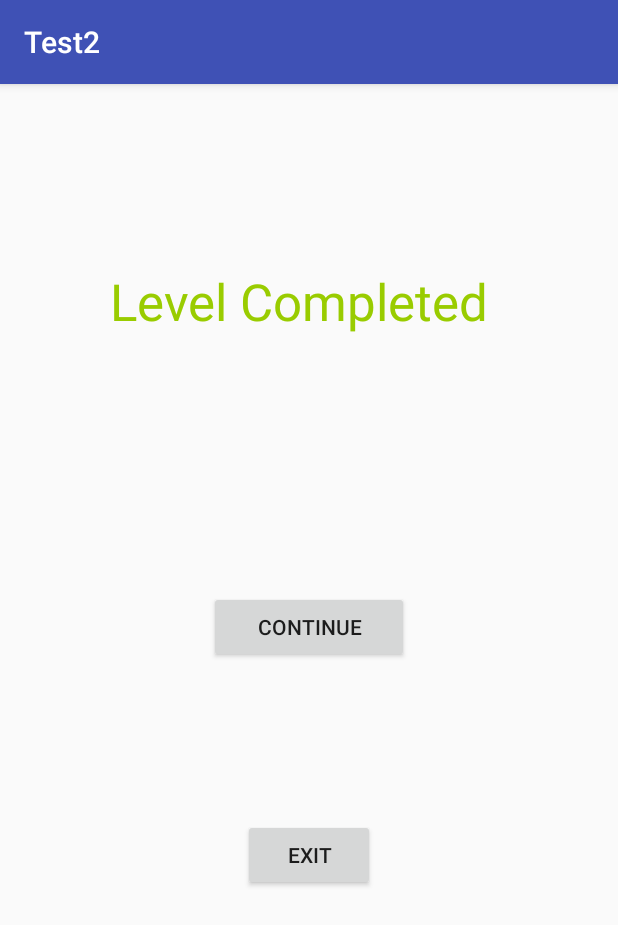
After one commit to SigitasAmbrozaitis/Android, an Android app: the ContinueActivity screen opened directly, with no data from a screen before it, on a phone screen of 412 x 824 dp. The commit adds this screen. Shown: the top 925 px of the screen. Run offline under Robolectric (Android 15) with nearby library versions, the phone set to English and light mode, and no system bars.

Commit message:
implemented Loose and Continue screens, fixed player movement glitch

```diff
--- a/Test2/app/src/main/AndroidManifest.xml
+++ b/Test2/app/src/main/AndroidManifest.xml
@@ -16,7 +16,9 @@
                 <category android:name="android.intent.category.LAUNCHER" />
             </intent-filter>
         </activity>
-        <activity android:name=".GameActivity"></activity>
+        <activity android:name=".GameActivity" />
+        <activity android:name=".LooseActivity" />
+        <activity android:name=".ContinueActivity"></activity>
     </application>
 
 </manifest>
--- /dev/null
+++ b/Test2/app/src/main/java/com/example/sigit/test2/ContinueActivity.java
@@ -0,0 +1,42 @@
+package com.example.sigit.test2;
+
+import android.content.Intent;
+import android.support.v7.app.AppCompatActivity;
+import android.os.Bundle;
+import android.view.View;
+import android.widget.Button;
+
+public class ContinueActivity extends AppCompatActivity {
+
+    @Override
+    protected void onCreate(Bundle savedInstanceState) {
+        super.onCreate(savedInstanceState);
+        setContentView(R.layout.activity_continue);
+
+
+        final Button ContinueButton = findViewById(R.id.ContinueButton);
+        ContinueButton.setOnClickListener(new View.OnClickListener()
+        {
+            public void onClick(View v)
+            {
+                Intent GameIntent = new Intent(ContinueActivity.this, GameActivity.class);
+                startActivity(GameIntent);
+
+                android.os.Process.killProcess(android.os.Process.myPid());
+                System.exit(1);
+            }
+        });
+
+        final Button ExitButton = findViewById(R.id.ExitButton);
+        ExitButton.setOnClickListener(new View.OnClickListener()
+        {
+            public void onClick(View v)
+            {
+                moveTaskToBack(true);
+                android.os.Process.killProcess(android.os.Process.myPid());
+                System.exit(1);
+            }
+        });
+
+    }
+}
--- a/Test2/app/src/main/java/com/example/sigit/test2/GamePlayer.java
+++ b/Test2/app/src/main/java/com/example/sigit/test2/GamePlayer.java
@@ -70,8 +70,8 @@ public class GamePlayer implements GameObject {
         for(int i=0; i<speed; ++i)
         {
             if(rectangle.centerX()==point.x){break;}
-            if(point.x-rectangle.width()/2 < 0) { point.x = rectangle.width()/2; }                      //TODO fix gliching
-            if(point.x+rectangle.width()/2 > winSize.x) {point.x = winSize.x - rectangle.width()/2;}    //TODO fix gliching
+            if(point.x-rectangle.width()/2 < 0) { point.x = rectangle.width()/2; break;}
+            if(point.x+rectangle.width()/2 > winSize.x) {point.x = winSize.x - rectangle.width()/2; break;}
 
             Point centerPoint = new Point(rectangle.centerX()+((int)vector.getX()), rectangle.centerY());
             rectangle.set(  centerPoint.x - rectangle.width()/2 ,point.y - rectangle.height()/2, centerPoint.x +rectangle.width()/2 ,point.y + rectangle.height()/2);
--- /dev/null
+++ b/Test2/app/src/main/res/layout/activity_continue.xml
@@ -0,0 +1,58 @@
+<?xml version="1.0" encoding="utf-8"?>
+<android.support.constraint.ConstraintLayout xmlns:android="http://schemas.android.com/apk/res/android"
+    xmlns:app="http://schemas.android.com/apk/res-auto"
+    xmlns:tools="http://schemas.android.com/tools"
+    android:layout_width="match_parent"
+    android:layout_height="match_parent"
+    tools:context=".ContinueActivity">
+
+    <Button
+        android:id="@+id/ContinueButton"
+        android:layout_width="133dp"
+        android:layout_height="48dp"
+        android:layout_marginBottom="40dp"
+        android:layout_marginEnd="130dp"
+        android:layout_marginLeft="130dp"
+        android:layout_marginRight="130dp"
+        android:layout_marginStart="130dp"
+        android:layout_marginTop="50dp"
+        android:text="Continue"
+        app:layout_constraintBottom_toTopOf="@+id/ExitButton"
+        app:layout_constraintEnd_toEndOf="parent"
+        app:layout_constraintStart_toStartOf="parent"
+        app:layout_constraintTop_toBottomOf="@+id/textView" />
+
+    <Button
+        android:id="@+id/ExitButton"
+        android:layout_width="88dp"
+        android:layout_height="48dp"
+        android:layout_marginBottom="176dp"
+        android:layout_marginEnd="148dp"
+        android:layout_marginLeft="148dp"
+        android:layout_marginRight="148dp"
+        android:layout_marginStart="148dp"
+        android:layout_marginTop="10dp"
+        android:text="Exit"
+        app:layout_constraintBottom_toBottomOf="parent"
+        app:layout_constraintEnd_toEndOf="parent"
+        app:layout_constraintStart_toStartOf="parent"
+        app:layout_constraintTop_toBottomOf="@+id/ContinueButton" />
+
+    <TextView
+        android:id="@+id/textView"
+        android:layout_width="286dp"
+        android:layout_height="70dp"
+        android:layout_marginBottom="41dp"
+        android:layout_marginEnd="39dp"
+        android:layout_marginLeft="59dp"
+        android:layout_marginRight="39dp"
+        android:layout_marginStart="59dp"
+        android:layout_marginTop="68dp"
+        android:text="Level Completed"
+        android:textAppearance="@style/TextAppearance.AppCompat.Display1"
+        android:textColor="@android:color/holo_green_light"
+        app:layout_constraintBottom_toTopOf="@+id/ContinueButton"
+        app:layout_constraintEnd_toEndOf="parent"
+        app:layout_constraintStart_toStartOf="parent"
+        app:layout_constraintTop_toTopOf="parent" />
+</android.support.constraint.ConstraintLayout>
```
Also changed, not shown: Test2/app/src/main/java/com/example/sigit/test2/GameActivity.java (+6 -5 lines), Test2/app/src/main/java/com/example/sigit/test2/GamePanel.java (+28 -6 lines), Test2/app/src/main/java/com/example/sigit/test2/LooseActivity.java (added, +53 -0 lines), Test2/app/src/main/res/layout/activity_loose.xml (added, +57 -0 lines).
